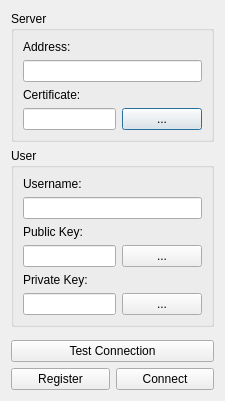
schuay/sepm, file src/client/gui/logindialog.ui: the form before one commit.
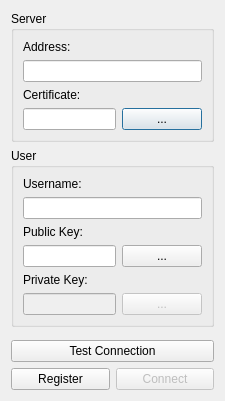
The form after the commit.

Commit message: Disable unused controls

```diff
--- a/src/client/gui/logindialog.ui
+++ b/src/client/gui/logindialog.ui
@@ -118,6 +118,9 @@
            <layout class="QHBoxLayout" name="horizontalLayout_3">
             <item>
              <widget class="QLineEdit" name="lePrivateKey">
+              <property name="enabled">
+               <bool>false</bool>
+              </property>
               <property name="readOnly">
                <bool>true</bool>
               </property>
@@ -125,6 +128,9 @@
             </item>
             <item>
              <widget class="QPushButton" name="pbPrivateKey">
+              <property name="enabled">
+               <bool>false</bool>
+              </property>
               <property name="text">
                <string>...</string>
               </property>
@@ -168,6 +174,9 @@
        </item>
        <item>
         <widget class="QPushButton" name="pbConnect">
+         <property name="enabled">
+          <bool>false</bool>
+         </property>
          <property name="text">
           <string>Connect</string>
          </property>
```
